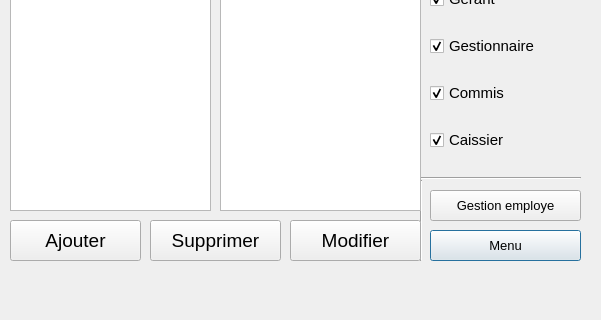
Qt form UI/MenuSuperviseur.ui (LePerron/Application-gestion-employes-projet-session-2023) before a commit; both pictures show x 0 to 601 and y 210 to 530 of the 601 by 530 pixel window.
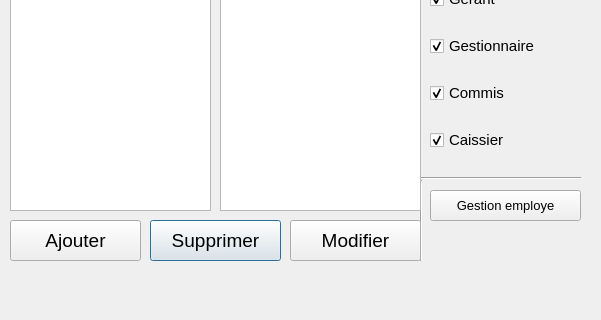
The same form after that commit.

The edit to the form file:
```diff
--- a/UI/MenuSuperviseur.ui
+++ b/UI/MenuSuperviseur.ui
@@ -13,6 +13,9 @@
   <property name="windowTitle">
    <string>Dialog</string>
   </property>
+  <property name="autoFillBackground">
+   <bool>true</bool>
+  </property>
   <widget class="QLabel" name="labelErreurSelection">
    <property name="geometry">
     <rect>
@@ -53,30 +56,6 @@
     <set>Qt::AlignCenter</set>
    </property>
   </widget>
-  <widget class="QPushButton" name="pushButtonRetournerMenu_2">
-   <property name="geometry">
-    <rect>
-     <x>430</x>
-     <y>440</y>
-     <width>151</width>
-     <height>31</height>
-    </rect>
-   </property>
-   <property name="sizePolicy">
-    <sizepolicy hsizetype="Minimum" vsizetype="Fixed">
-     <horstretch>0</horstretch>
-     <verstretch>13</verstretch>
-    </sizepolicy>
-   </property>
-   <property name="font">
-    <font>
-     <pointsize>10</pointsize>
-    </font>
-   </property>
-   <property name="text">
-    <string>Menu</string>
-   </property>
-  </widget>
   <widget class="QWidget" name="verticalLayoutWidget_2">
    <property name="geometry">
     <rect>
```
